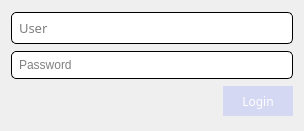
First picture: the form in AquariumManager/userswindow.ui, repository fvolkanoski/Aquarium-Manager, before the edit.
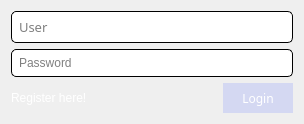
Second picture: the form after the edit.

What changed in the file:
```diff
--- a/AquariumManager/userswindow.ui
+++ b/AquariumManager/userswindow.ui
@@ -7,7 +7,7 @@
     <x>0</x>
     <y>0</y>
     <width>304</width>
-    <height>131</height>
+    <height>121</height>
    </rect>
   </property>
   <property name="windowTitle">
@@ -22,7 +22,7 @@
   </property>
   <widget class="QWidget" name="centralWidget">
    <layout class="QGridLayout" name="gridLayout">
-    <item row="0" column="0" colspan="2">
+    <item row="0" column="0" colspan="3">
      <widget class="QLineEdit" name="userInputEdit">
       <property name="font">
        <font>
@@ -43,7 +43,7 @@
       </property>
      </widget>
     </item>
-    <item row="1" column="0" colspan="2">
+    <item row="1" column="0" colspan="3">
      <widget class="QLineEdit" name="passwordInputEdit">
       <property name="styleSheet">
        <string notr="true">#passwordInputEdit
@@ -68,6 +68,16 @@
      </widget>
     </item>
     <item row="2" column="0">
+     <widget class="QLabel" name="registerLink">
+      <property name="styleSheet">
+       <string notr="true">color: black;</string>
+      </property>
+      <property name="text">
+       <string>&lt;a href=&quot;#&quot;&gt;&lt;span style=&quot; text-decoration: none; color: white;&quot;&gt;Register here!&lt;/span&gt;&lt;/a&gt;</string>
+      </property>
+     </widget>
+    </item>
+    <item row="2" column="1">
      <spacer name="horizontalSpacer">
       <property name="orientation">
        <enum>Qt::Horizontal</enum>
@@ -80,7 +90,7 @@
       </property>
      </spacer>
     </item>
-    <item row="2" column="1">
+    <item row="2" column="2">
      <widget class="QPushButton" name="loginButton">
       <property name="minimumSize">
        <size>
```
Left out of the diff: 2 changed lines with no effect on the pictures.
